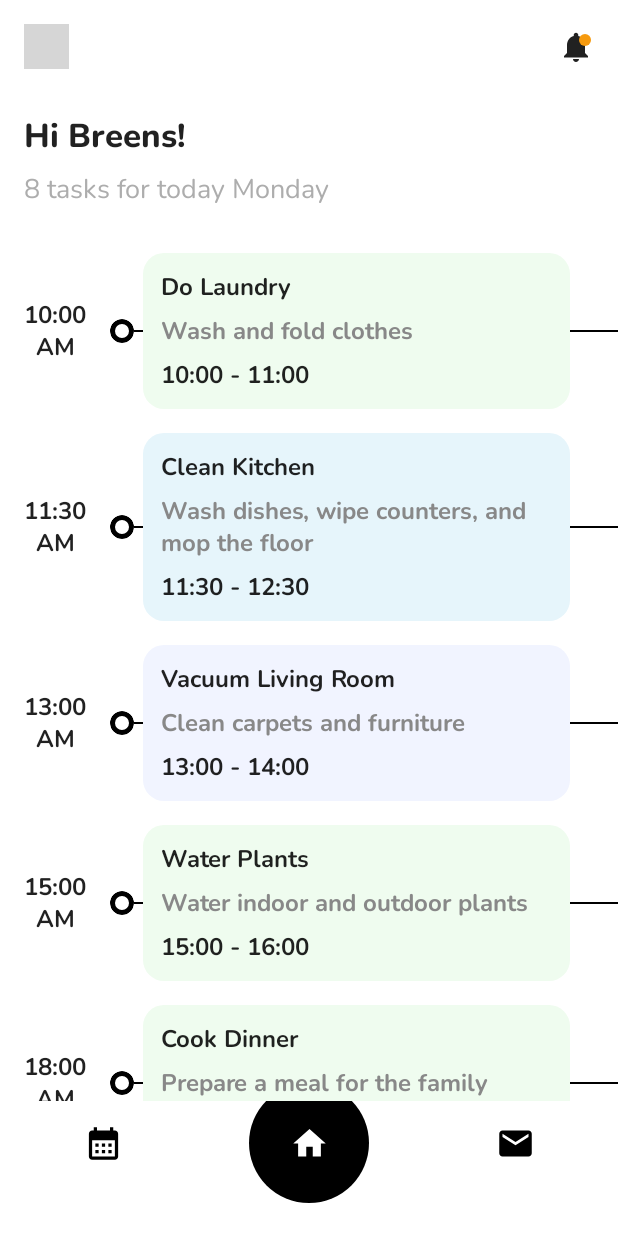
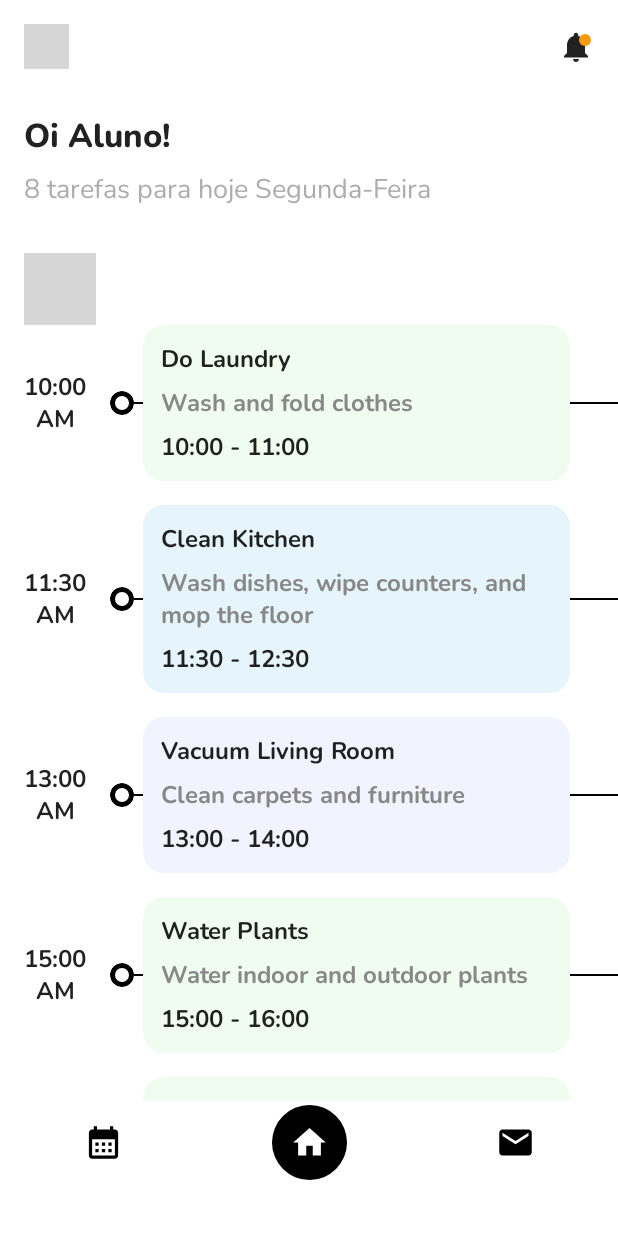
Before and after one commit to JoelMarques4/TodoList, an Android app built with Jetpack Compose: the screen it shows after launch (MainActivity), on a phone screen of 412 x 824 dp. Run offline under Robolectric (Android 15) with nearby library versions, the phone set to English and light mode, and no system bars; 1 statement that could not run was skipped; grey boxes are pictures that could not be loaded.

Commit message:
Initial Commit
First steps

```diff
--- a/app/build.gradle
+++ b/app/build.gradle
@@ -54,13 +54,17 @@ dependencies {
     implementation "androidx.compose.ui:ui:$compose_ui_version"
     implementation "androidx.compose.ui:ui-tooling-preview:$compose_ui_version"
     implementation 'androidx.compose.material:material:1.2.0'
+
+    // Icons Extended
+    implementation "androidx.compose.material:material-icons-extended:1.2.0"
+
     testImplementation 'junit:junit:4.13.2'
+
     androidTestImplementation 'androidx.test.ext:junit:1.1.5'
     androidTestImplementation 'androidx.test.espresso:espresso-core:3.5.1'
     androidTestImplementation "androidx.compose.ui:ui-test-junit4:$compose_ui_version"
     debugImplementation "androidx.compose.ui:ui-tooling:$compose_ui_version"
     debugImplementation "androidx.compose.ui:ui-test-manifest:$compose_ui_version"
 
-    // Icons Extended
-    implementation "androidx.compose.material:material-icons-extended:1.2.0"
+
 }
--- a/app/src/main/java/com/breens/jetpackcomposeuiconcepts/MainActivity.kt
+++ b/app/src/main/java/com/breens/jetpackcomposeuiconcepts/MainActivity.kt
@@ -32,6 +32,7 @@ import androidx.compose.ui.draw.clip
 import androidx.compose.ui.graphics.Color
 import androidx.compose.ui.graphics.vector.ImageVector
 import androidx.compose.ui.unit.dp
+import com.breens.jetpackcomposeuiconcepts.taskmanager.components.AddButtonComponent
 import com.breens.jetpackcomposeuiconcepts.taskmanager.components.ProfileHeaderComponent
 import com.breens.jetpackcomposeuiconcepts.taskmanager.components.TaskComponent
 import com.breens.jetpackcomposeuiconcepts.taskmanager.components.WelcomeMessageComponent
@@ -66,7 +67,7 @@ class MainActivity : ComponentActivity() {
                                 icon = {
                                     Box(
                                         modifier = Modifier
-                                            .size(80.dp)
+                                            .size(50.dp)
                                             .clip(CircleShape)
                                             .background(if (selectedScreen == index) Color.Black else Color.White),
                                         contentAlignment = Alignment.Center
@@ -104,6 +105,10 @@ class MainActivity : ComponentActivity() {
                             Spacer(modifier = Modifier.height(30.dp))
                         }
 
+                        item {
+                            AddButtonComponent()
+                        }
+
                         items(taskList) { task ->
                             TaskComponent(task = task)
 
--- a/app/src/main/java/com/breens/jetpackcomposeuiconcepts/taskmanager/components/WelcomeMessageComponent.kt
+++ b/app/src/main/java/com/breens/jetpackcomposeuiconcepts/taskmanager/components/WelcomeMessageComponent.kt
@@ -17,13 +17,13 @@ import com.breens.jetpackcomposeuiconcepts.ui.theme.LightGray
 fun WelcomeMessageComponent() {
     Column(verticalArrangement = Arrangement.spacedBy(8.dp)) {
         Text(
-            text = "Hi Breens!",
+            text = "Oi Aluno!",
             fontFamily = FontFamily(Font(R.font.nunito_extrabold)),
             fontSize = 22.sp
         )
 
         Text(
-            text = "8 tasks for today Monday",
+            text = "8 tarefas para hoje Segunda-Feira",
             fontFamily = FontFamily(Font(R.font.nunito_regular)),
             fontSize = 18.sp,
             color = LightGray
```
Also changed, not shown: app/src/main/java/com/breens/jetpackcomposeuiconcepts/taskmanager/components/AddButtonComponent.kt (added).
